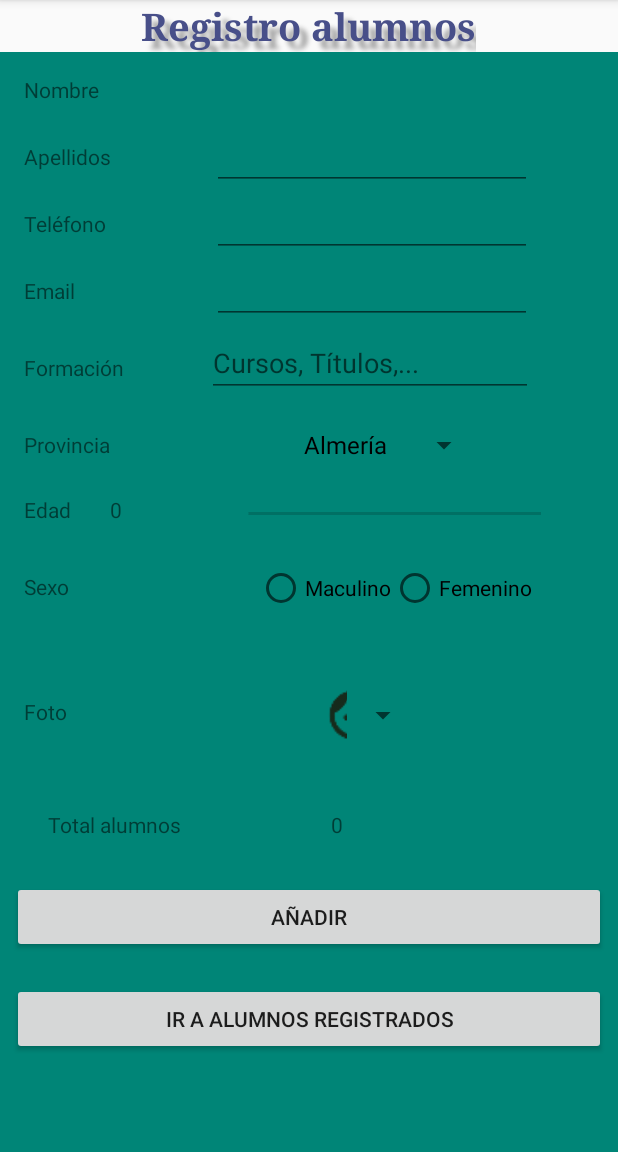
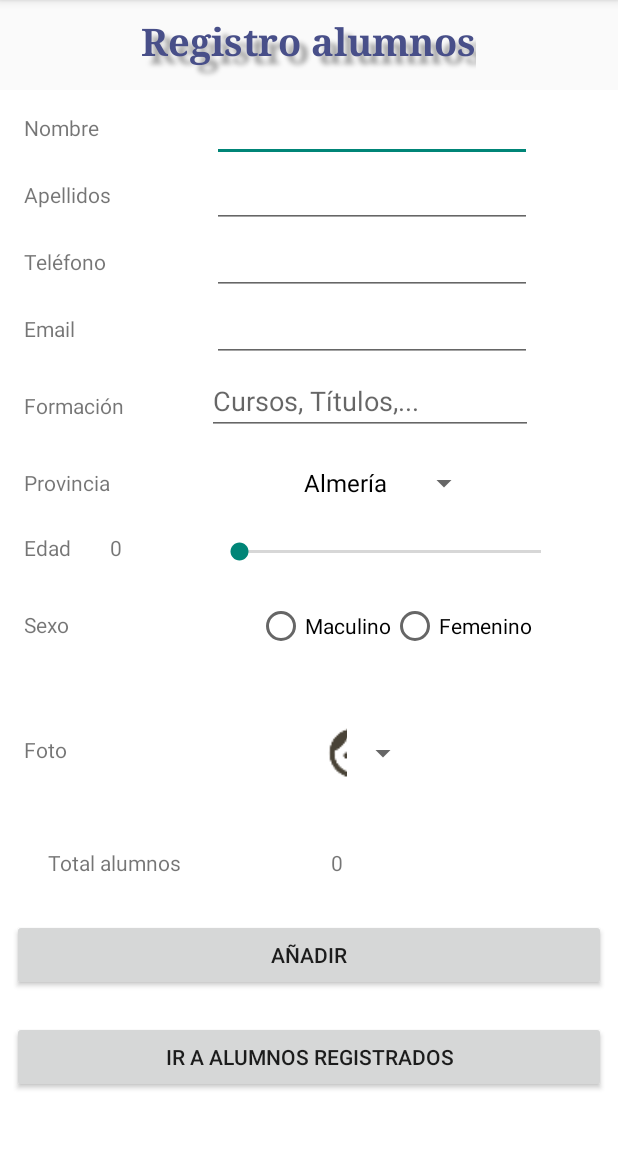
Before and after one commit to RosaAnaSantos/agenda_android, an Android app: the screen it shows after launch (MainActivity), on a phone screen of 412 x 824 dp, the part 84-1236 px from its top. Run offline under Robolectric (Android 15) with nearby library versions, the phone set to English and light mode, and no system bars; our stand-ins replace ButterKnife, Firebase (no records; nobody signed in at launch, a user with empty details on screens opened directly).

```diff
--- a/app/src/main/res/layout/activity_main.xml
+++ b/app/src/main/res/layout/activity_main.xml
@@ -14,7 +14,7 @@
     <TextView
         android:id="@+id/textV_titulo"
         android:layout_width="wrap_content"
-        android:layout_height="wrap_content"
+        android:layout_height="60dp"
         android:shadowColor="#a0a0a0"
         android:shadowDx="8"
         android:shadowDy="8"
@@ -24,13 +24,16 @@
         android:textColor="#484f89"
         android:textSize="25sp"
         android:textStyle="bold"
-        android:typeface="serif" />
+        android:typeface="serif"
+        android:paddingTop="10dp"/>
 
     <RelativeLayout
         android:id="@+id/contenedor"
         android:layout_width="match_parent"
         android:layout_height="wrap_content"
         android:layout_margin="0dp"
-        android:background="#d1e3a5"></RelativeLayout>
+        android:background="#fff">
+
+    </RelativeLayout>
 
 </LinearLayout>
--- a/app/src/main/res/layout/alumnos_diseno_sin_fragment_java.xml
+++ b/app/src/main/res/layout/alumnos_diseno_sin_fragment_java.xml
@@ -4,7 +4,7 @@
     android:layout_width="match_parent"
     android:layout_height="match_parent"
     android:orientation="horizontal"
-    android:background="#cecc8b">
+    android:background="#fff">
 
 
     <ImageView
--- a/app/src/main/res/layout/detalles_alumno.xml
+++ b/app/src/main/res/layout/detalles_alumno.xml
@@ -11,7 +11,8 @@
         android:layout_width="match_parent"
         android:layout_height="match_parent"
         android:orientation="horizontal"
-        android:layout_marginLeft="20dp">
+        android:layout_marginLeft="60dp"
+        android:layout_marginTop="30dp">
      <LinearLayout
         android:layout_width="0dp"
         android:layout_height="wrap_content"
--- a/app/src/main/res/layout/formulario_alumnos.xml
+++ b/app/src/main/res/layout/formulario_alumnos.xml
@@ -12,7 +12,7 @@
 android:layout_height="0dp"
 xmlns:android="http://schemas.android.com/apk/res/android"
 android:layout_weight="1"
-android:background="@color/colorPrimary">
+android:background="#fff">
 <android.support.constraint.ConstraintLayout xmlns:android="http://schemas.android.com/apk/res/android"
     xmlns:app="http://schemas.android.com/apk/res-auto"
     xmlns:tools="http://schemas.android.com/tools"
--- a/app/src/main/res/layout/formulario_editar.xml
+++ b/app/src/main/res/layout/formulario_editar.xml
@@ -41,7 +41,7 @@
                 android:layout_width="wrap_content"
                 android:layout_height="wrap_content"
                 android:layout_marginStart="20dp"
-                android:layout_marginTop="32dp"
+                android:layout_marginTop="52dp"
                 android:text="Nombre"
                 app:layout_constraintStart_toStartOf="parent"
                 app:layout_constraintTop_toTopOf="parent" />
```
Also changed, not shown: app/src/main/res/layout/alumnos_registrados_listview.xml (+4 -3 lines), app/src/main/java/com/iesvirgendelcarmen/socialtech/Alumno.java (line endings or trailing spaces).
